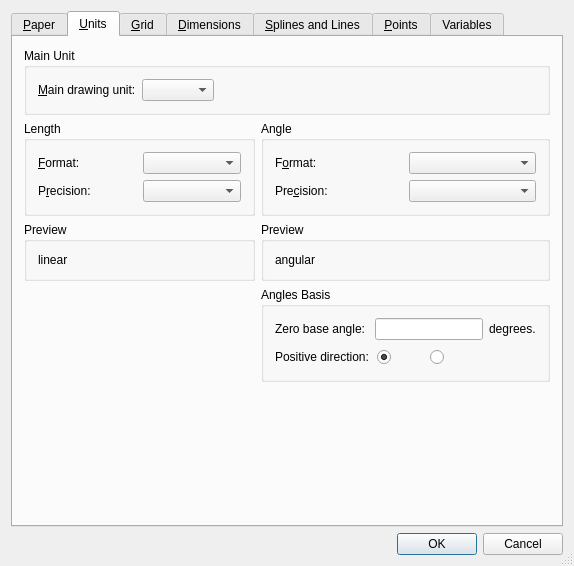
Before: the Qt Designer form librecad/src/ui/dialogs/settings/options_drawing/qg_dlgoptionsdrawing.ui in LibreCAD/LibreCAD, drawn with Qt 5.
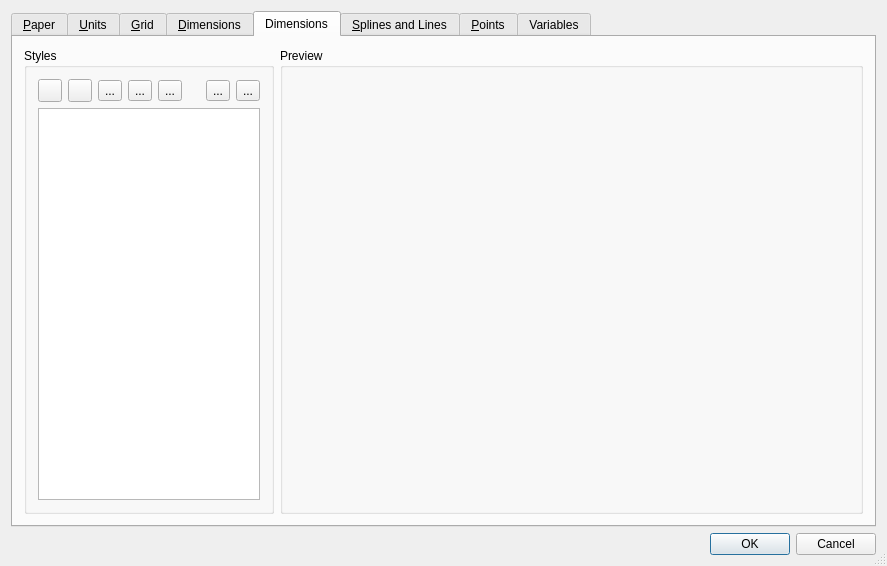
After: the same form once the commit is applied. Icons and pictures are not drawn. Custom widgets are drawn as their Qt base class.

The edit to the form file:
```diff
--- a/librecad/src/ui/dialogs/settings/options_drawing/qg_dlgoptionsdrawing.ui
+++ b/librecad/src/ui/dialogs/settings/options_drawing/qg_dlgoptionsdrawing.ui
@@ -6,7 +6,7 @@
    <rect>
     <x>0</x>
     <y>0</y>
-    <width>556</width>
+    <width>887</width>
     <height>551</height>
    </rect>
   </property>
@@ -27,7 +27,7 @@
    <item row="0" column="0">
     <widget class="QTabWidget" name="tabWidget">
      <property name="currentIndex">
-      <number>1</number>
+      <number>4</number>
      </property>
      <widget class="QWidget" name="tab1">
       <attribute name="title">
@@ -1793,6 +1793,169 @@
        </item>
       </layout>
      </widget>
+     <widget class="QWidget" name="tab_2">
+      <attribute name="title">
+       <string>Dimensions</string>
+      </attribute>
+      <layout class="QGridLayout" name="gridLayout_22">
+       <item row="0" column="0">
+        <widget class="QGroupBox" name="groupBox_8">
+         <property name="maximumSize">
+          <size>
+           <width>250</width>
+           <height>16777215</height>
+          </size>
+         </property>
+         <property name="title">
+          <string>Styles</string>
+         </property>
+         <layout class="QGridLayout" name="gridLayout_23">
+          <item row="0" column="0">
+           <layout class="QHBoxLayout" name="horizontalLayout">
+            <item>
+             <widget class="QToolButton" name="tbDimNew">
+              <property name="toolTip">
+               <string>New style creation</string>
+              </property>
+              <property name="text">
+               <string/>
+              </property>
+              <property name="icon">
+               <iconset resource="../../../../../res/icons/icons.qrc">
+                <normaloff>:/icons/add.lci</normaloff>:/icons/add.lci</iconset>
+              </property>
+              <property name="autoRaise">
+               <bool>false</bool>
+              </property>
+             </widget>
+            </item>
+            <item>
+             <widget class="QToolButton" name="tbDimRemove">
+              <property name="toolTip">
+               <string>Remove Style</string>
+              </property>
+              <property name="text">
+               <string/>
+              </property>
+              <property name="icon">
+               <iconset resource="../../../../../res/icons/icons.qrc">
+                <normaloff>:/icons/remove.lci</normaloff>:/icons/remove.lci</iconset>
+              </property>
+             </widget>
+            </item>
+            <item>
+             <widget class="QToolButton" name="tbDimEdit">
+              <property name="toolTip">
+               <string>Edit Style</string>
+              </property>
+              <property name="text">
+               <string>...</string>
+              </property>
+              <property name="icon">
+               <iconset resource="../../../../../res/icons/icons.qrc">
+                <normaloff>:/icons/attributes.lci</normaloff>:/icons/attributes.lci</iconset>
+              </property>
+             </widget>
+            </item>
+            <item>
+             <widget class="QToolButton" name="tbDimRename">
+              <property name="toolTip">
+               <string>Rename Style</string>
+              </property>
+              <property name="text">
+               <string>...</string>
+              </property>
+              <property name="icon">
+               <iconset resource="../../../../../res/icons/icons.qrc">
+                <normaloff>:/icons/rename_active_block.lci</normaloff>:/icons/rename_active_block.lci</iconset>
+              </property>
+             </widget>
+            </item>
+            <item>
+             <widget class="QToolButton" name="tbDimDefault">
+              <property name="toolTip">
+               <string>Marks style as default one. Default style will be used during creation of dimensions.</string>
+              </property>
+              <property name="text">
+               <string>...</string>
+              </property>
+              <property name="icon">
+               <iconset resource="../../../../../res/icons/icons.qrc">
+                <normaloff>:/icons/dim_default.lci</normaloff>:/icons/dim_default.lci</iconset>
+              </property>
+             </widget>
+            </item>
+            <item>
+             <spacer name="horizontalSpacer_10">
+              <property name="orientation">
+               <enum>Qt::Horizontal</enum>
+              </property>
+              <property name="sizeHint" stdset="0">
+               <size>
+                <width>40</width>
+                <height>20</height>
+               </size>
+              </property>
+             </spacer>
+            </item>
+            <item>
+             <widget class="QToolButton" name="tbDimExport">
+              <property name="toolTip">
+               <string>Export</string>
+              </property>
+              <property name="text">
+               <string>...</string>
+              </property>
+              <property name="icon">
+               <iconset resource="../../../../../res/icons/icons.qrc">
+                <normaloff>:/icons/export.lci</normaloff>:/icons/export.lci</iconset>
+              </property>
+             </widget>
+            </item>
+            <item>
+             <widget class="QToolButton" name="tbDimImport">
+              <property name="toolTip">
+               <string>Import</string>
+              </property>
+              <property name="text">
+               <string>...</string>
+              </property>
+              <property name="icon">
+               <iconset resource="../../../../../res/icons/icons.qrc">
+                <normaloff>:/icons/import.lci</normaloff>:/icons/import.lci</iconset>
+              </property>
+             </widget>
+            </item>
+            <item>
+             <spacer name="horizontalSpacer_9">
+              <property name="orientation">
+               <enum>Qt::Horizontal</enum>
+              </property>
+              <property name="sizeHint" stdset="0">
+               <size>
+                <width>0</width>
+                <height>20</height>
+               </size>
+              </property>
+             </spacer>
+            </item>
+           </layout>
+          </item>
+          <item row="1" column="0">
+           <widget class="QListView" name="lvDimStyles"/>
+          </item>
+         </layout>
+        </widget>
+       </item>
+       <item row="0" column="1">
+        <widget class="QGroupBox" name="gbDimStylesPreview">
+         <property name="title">
+          <string>Preview</string>
+         </property>
+        </widget>
+       </item>
+      </layout>
+     </widget>
      <widget class="QWidget" name="tab5">
       <attribute name="title">
        <string>&amp;Splines and Lines</string>
```
Left out of the diff: 3 changed lines with no effect on the pictures.
